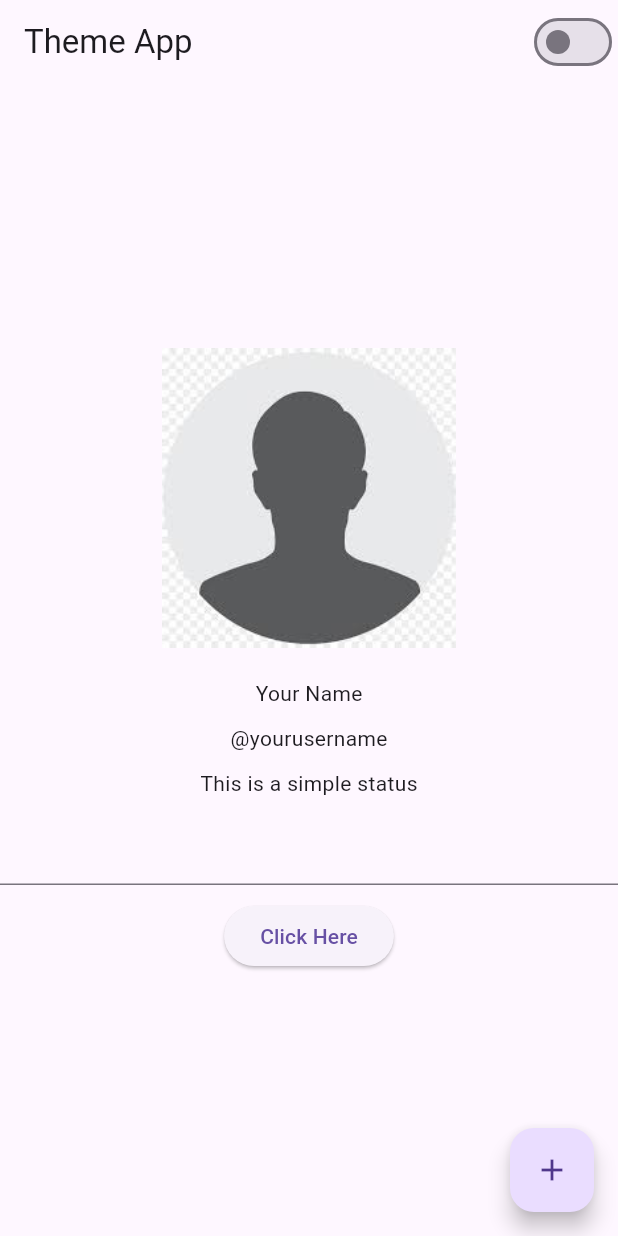
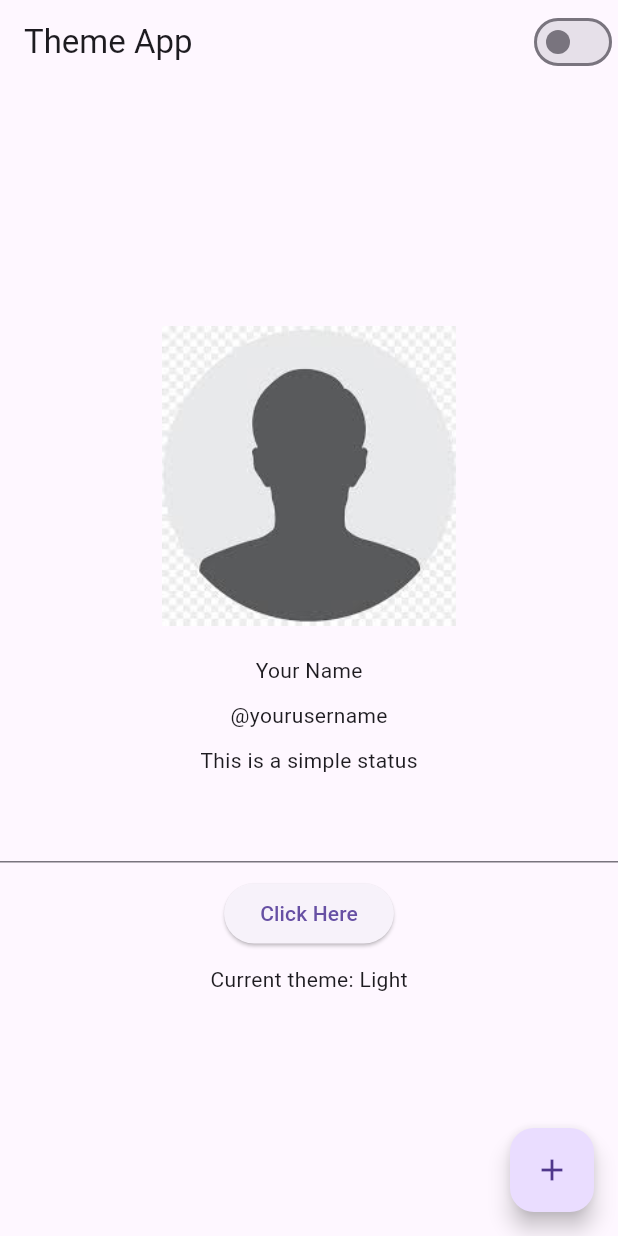
Before and after one commit to its-asimiqbal/flutter-theming, a Flutter app: the screen it shows after launch, on a phone screen of 412 x 824 dp. Run offline on Flutter 3.47's test engine with Material 3 defaults, Android fonts, the phone set to English and light mode, and no system bars.

Commit message:
files updated

```diff
--- a/lib/main.dart
+++ b/lib/main.dart
@@ -8,10 +8,37 @@ void main() {
   runApp(const MyApp());
 }
 
-  ThemeManager _themeManager = ThemeManager();
+ThemeManager themeManager = ThemeManager();
+class MyApp extends StatefulWidget {
+  const MyApp({super.key});
 
-class MyApp extends StatelessWidget {
-  const MyApp({super.key});
+  @override
+  State<MyApp> createState() => _MyAppState();
+}
+
+class _MyAppState extends State<MyApp> {
+
+   @override
+  void dispose() {
+    super.dispose();
+    themeManager.removeListener(themeListener);
+  }
+
+  @override
+  void initState() {
+    super.initState();
+    themeManager.addListener(themeListener);
+  }
+
+  themeListener (){
+   if(mounted){
+     setState(() {
+
+    });
+   }
+  }
+
+
 
   @override
   Widget build(BuildContext context) {
@@ -19,8 +46,62 @@ class MyApp extends StatelessWidget {
       debugShowCheckedModeBanner: false,
       theme: lightTheme,
       darkTheme: darkTheme,
-      themeMode: _themeManager.themeMode,
-      home: const MainScreen(),
+      themeMode: themeManager.themeMode,
+      home: const MyHomeScreen1(),
     );
   }
 }
+
+// import 'package:flutter/material.dart';
+// import 'package:flutter_theming/theme/theme_constants.dart';
+// import 'package:flutter_theming/theme/theme_manager.dart';
+
+// import 'screens/main_screen.dart';
+// // import 'package:flutter_theming/utils/helper_widgets.dart';
+
+// void main() {
+//   runApp(MyApp());
+// }
+
+// ThemeManager _themeManager = ThemeManager();
+
+// class MyApp extends StatefulWidget {
+//   // This widget is the root of your application.
+//   @override
+//   _MyAppState createState() => _MyAppState();
+// }
+
+// class _MyAppState extends State<MyApp> {
+
+//   @override
+//   void dispose() {
+//     _themeManager.removeListener(themeListener);
+//     super.dispose();
+//   }
+
+//   @override
+//   void initState() {
+//     _themeManager.addListener(themeListener);
+//     super.initState();
+//   }
+
+//   themeListener(){
+//     if(mounted){
+//       setState(() {
+
+//       });
+//     }
+//   }
+
+//   @override
+//   Widget build(BuildContext context) {
+//     return MaterialApp(
+//       debugShowCheckedModeBanner: false,
+//       title: 'Flutter Demo',
+//       theme: lightTheme,
+//       darkTheme: darkTheme,
+//       themeMode: _themeManager.themeMode,
+//       home: MyHomeScreen1(),
+//     );
+//   }
+// }
--- a/lib/screens/main_screen.dart
+++ b/lib/screens/main_screen.dart
@@ -1,22 +1,27 @@
 import 'package:flutter/material.dart';
+import 'package:flutter_theming/main.dart';
 
-class MainScreen extends StatefulWidget {
-  const MainScreen({super.key});
+class MyHomeScreen1 extends StatefulWidget {
+  const MyHomeScreen1({super.key});
 
   @override
-  State<MainScreen> createState() => _MainScreenState();
+  State<MyHomeScreen1> createState() => _MyHomeScreen1State();
 }
 
-class _MainScreenState extends State<MainScreen> {
+class _MyHomeScreen1State extends State<MyHomeScreen1> {
   @override
   Widget build(BuildContext context) {
+    // ThemeManager themeManager = ThemeManager();
+
     return Scaffold(
       appBar: AppBar(
         title: const Text('Theme App'),
         actions: [
           Switch(
-            value: false,
-            onChanged: (newValue) {},
+            value: themeManager.themeMode == ThemeMode.dark,
+            onChanged: (newValue) {
+              themeManager.toggleTheme(newValue);
+            },
           ),
         ],
       ),
@@ -57,6 +62,12 @@ class _MainScreenState extends State<MainScreen> {
               onPressed: () {},
               child: const Text('Click Here'),
             ),
+            const SizedBox(
+              height: 10,
+            ),
+            Text(
+              'Current theme: ${Theme.of(context).brightness == Brightness.dark ? 'Dark' : 'Light'}',
+            ),
           ],
         ),
       ),
--- a/lib/theme/theme_manager.dart
+++ b/lib/theme/theme_manager.dart
@@ -1,11 +1,12 @@
 import 'package:flutter/material.dart';
 
-class ThemeManager extends ChangeNotifier {
+class ThemeManager with ChangeNotifier {
   ThemeMode _themeMode = ThemeMode.light;
 
   get themeMode => _themeMode;
 
   toggleTheme(bool isDark) {
     _themeMode = isDark ? ThemeMode.dark : ThemeMode.light;
+    notifyListeners();
   }
 }
```
